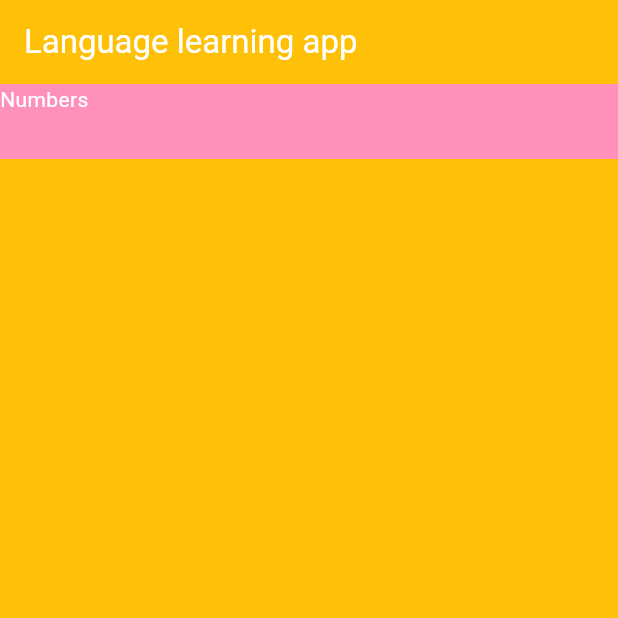
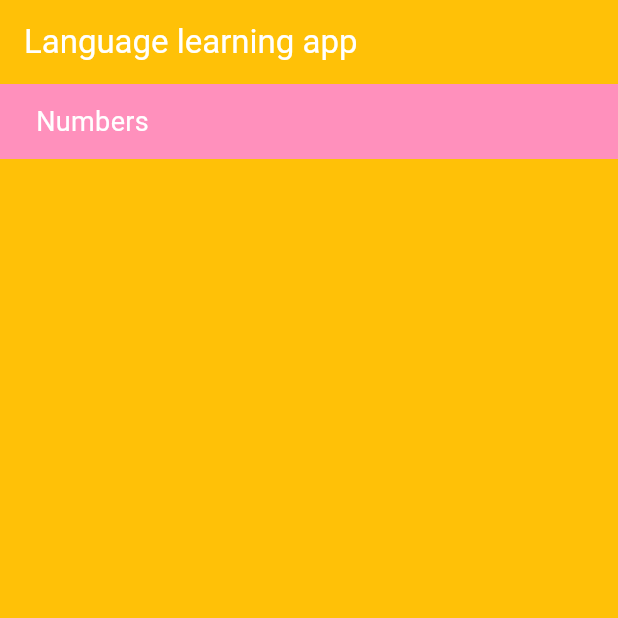
Before and after one commit to TarekGawish/Flutter-Projects, a Flutter app: the screen it shows after launch, on a phone screen of 412 x 824 dp, the top half of it. Run offline on Flutter 3.47's test engine with Material 3 defaults, Android fonts, the phone set to English and light mode, and no system bars.

Commit message:
add style to number section

```diff
--- a/Language_learning_App/lib/main.dart
+++ b/Language_learning_App/lib/main.dart
@@ -20,12 +20,14 @@ class LanguageLearnignApp extends StatelessWidget {
         backgroundColor: Colors.amber,
         body: Column(children: [
           Container(
+            padding: EdgeInsets.only(left: 24),
+            alignment: Alignment.centerLeft,
             color: Color(0xffFF90BC),
             height: 50,
             width: double.infinity,
             child: Text(
               'Numbers',
-              style: TextStyle(color: Color(0xffffffff)),
+              style: TextStyle(color: Color(0xffffffff), fontSize: 18),
             ),
           )
         ]),
```
